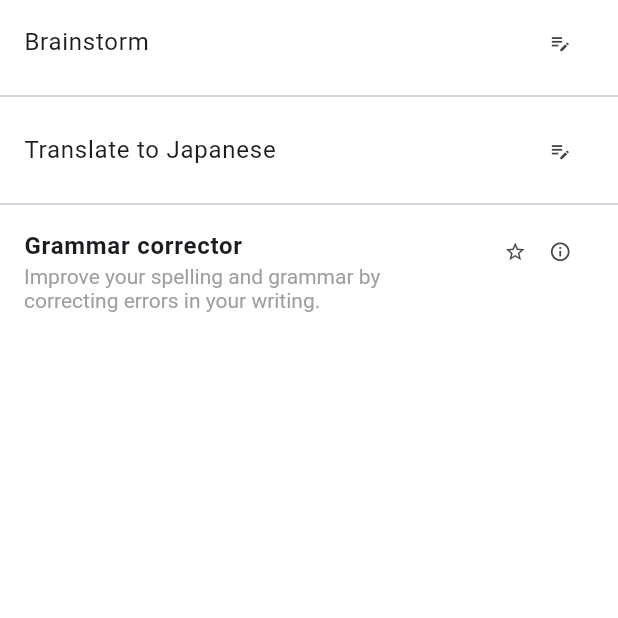
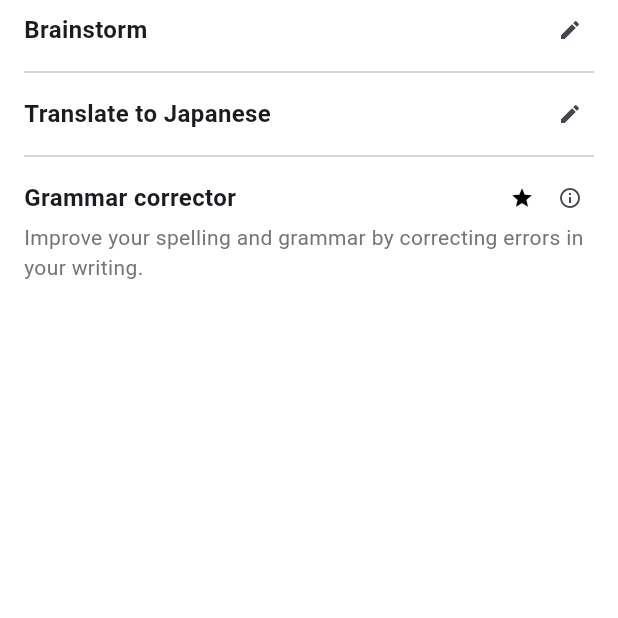
Before and after one commit to NHHoangTuan/jarvis-ktk, a Flutter app: the MyPromptContent screen opened directly, on a phone screen of 412 x 824 dp, the top half of it. Run offline on Flutter 3.47's test engine with Material 3 defaults, Android fonts, the light colour scheme and no system bars.

Commit message:
add missing file and prompt UI upload

```diff
--- a/jarvis_ktk/lib/pages/prompt_bottom_sheet/models/prompt.dart
+++ b/jarvis_ktk/lib/pages/prompt_bottom_sheet/models/prompt.dart
@@ -19,7 +19,7 @@ class PublicPrompt extends Prompt {
     required this.category,
     this.description,
     required this.language,
-    this.isFavorite = false,
+    this.isFavorite = true,
     required super.name,
     required super.prompt,
   });
--- a/jarvis_ktk/lib/pages/prompt_bottom_sheet/widgets/my_prompt/my_prompt_tile.dart
+++ b/jarvis_ktk/lib/pages/prompt_bottom_sheet/widgets/my_prompt/my_prompt_tile.dart
@@ -9,18 +9,38 @@ class MyPromptTile extends StatelessWidget {
 
   @override
   Widget build(BuildContext context) {
-    return ListTile(
-      title: Text(prompt.name),
-      trailing: Container(
+    return Container(
+      padding: const EdgeInsets.only(left: 16.0, right: 16.0, top: 4.0, bottom: 4.0),
+      child:
+          Row(
+            mainAxisAlignment: MainAxisAlignment.spaceBetween,
+            children: [
+              // ListTile title
+              Text(
+                prompt.name,
+                style: const TextStyle(
+                  fontSize: 16,
+                  fontWeight: FontWeight.bold,
+                ),
+                maxLines: 1,
+              ),
+              Row(
+                mainAxisSize: MainAxisSize.min,
+                children: [
+                  Container(
                     padding: const EdgeInsets.all(0.0),
-        width: 30.0,
-        height: 30.0,
+                    width: 32.0,
+                    height: 32.0,
                     child: IconButton(
-          icon: const Icon(Icons.edit_note, size: 15),
+                      icon: const Icon(Icons.edit, size: 16),
                       onPressed: () {
-            // Handle edit button press
+                        // Handle info button press
                       },
                     ),
+                  ),
+                ],
+              ),
+            ],
           ),
     );
   }
--- a/jarvis_ktk/lib/pages/prompt_bottom_sheet/widgets/prompt_list.dart
+++ b/jarvis_ktk/lib/pages/prompt_bottom_sheet/widgets/prompt_list.dart
@@ -23,7 +23,7 @@ class CombinedPromptList extends StatelessWidget {
         }
         return const SizedBox();
       },
-      separatorBuilder: (context, index) => const Divider(),
+      separatorBuilder: (context, index) => const Divider(indent: 16.0, endIndent: 16.0),
     );
   }
 }
--- /dev/null
+++ b/jarvis_ktk/lib/pages/prompt_bottom_sheet/widgets/public_prompt/filter/filter_chip.dart
@@ -0,0 +1,35 @@
+import 'package:flutter/material.dart';
+
+class FilterChipWidget extends StatelessWidget {
+  final String filter;
+  final bool isSelected;
+  final ValueChanged<bool> onSelected;
+
+  const FilterChipWidget({
+    required this.filter,
+    required this.isSelected,
+    required this.onSelected,
+    super.key,
+  });
+
+  @override
+  Widget build(BuildContext context) {
+    return FilterChip(
+      label: Text(filter),
+      key: ValueKey(filter),
+
+      shape: RoundedRectangleBorder(
+        borderRadius: BorderRadius.circular(15.0),
+      ),
+      backgroundColor: Colors.grey[100],
+      selected: isSelected,
+      selectedColor: Colors.black,
+      labelStyle: TextStyle(
+        fontSize: 10,
+        color: isSelected ? Colors.white : Colors.black,
+      ),
+      showCheckmark: false,
+      onSelected: onSelected,
+    );
+  }
+}
--- a/jarvis_ktk/lib/pages/prompt_bottom_sheet/widgets/public_prompt/public_prompt_tile.dart
+++ b/jarvis_ktk/lib/pages/prompt_bottom_sheet/widgets/public_prompt/public_prompt_tile.dart
@@ -9,45 +9,48 @@ class PublicPromptTile extends StatelessWidget {
 
   @override
   Widget build(BuildContext context) {
-    return ListTile(
-      title: Text(prompt.name,
+    return Container(
+      padding: const EdgeInsets.only(left: 16.0, right: 16.0, top: 4.0, bottom: 4.0),
+      child: Column(
+        crossAxisAlignment: CrossAxisAlignment.start,
+        children: [
+          Row(
+            mainAxisAlignment: MainAxisAlignment.spaceBetween,
+            children: [
+              // ListTile title
+              Text(
+                prompt.name,
                 style: const TextStyle(
-              fontWeight: FontWeight.bold)),
-      subtitle: prompt.description != null ? Text(prompt.description!) : null,
-      subtitleTextStyle: TextStyle(
-        color: Colors.grey[500],
+                  fontSize: 16,
+                  fontWeight: FontWeight.bold,
                 ),
-      trailing: Row(
+                maxLines: 1,
+              ),
+              Row(
                 mainAxisSize: MainAxisSize.min,
-        children: [
-          Column(
                 children: [
                   Container(
                     padding: const EdgeInsets.all(0.0),
-                width: 30.0,
-                height: 30.0,
+                    width: 32.0,
+                    height: 32.0,
                     child: IconButton(
                       alignment: Alignment.center,
                       icon: Icon(
                         prompt.isFavorite ? Icons.star : Icons.star_border,
                         color: prompt.isFavorite ? Colors.black : null,
-                    size: 15,
+                        size: 16,
                       ),
                       onPressed: () {
                         // Handle favorite button press
                       },
                     ),
                   ),
-            ],
-          ),
-          Column(
-            children: [
                   Container(
                     padding: const EdgeInsets.all(0.0),
-                width: 30.0,
-                height: 30.0,
+                    width: 32.0,
+                    height: 32.0,
                     child: IconButton(
-                  icon: const Icon(Icons.info_outline, size: 15),
+                      icon: const Icon(Icons.info_outline, size: 16),
                       onPressed: () {
                         // Handle info button press
                       },
@@ -57,6 +60,15 @@ class PublicPromptTile extends StatelessWidget {
               ),
             ],
           ),
+          Text(
+            prompt.description!,
+            style: TextStyle(
+              fontSize: 14,
+              color: Colors.grey[600],
+            ),
+          )
+        ],
+      ),
     );
   }
 }
```
Lines whose indentation alone changed are shown as unchanged.
